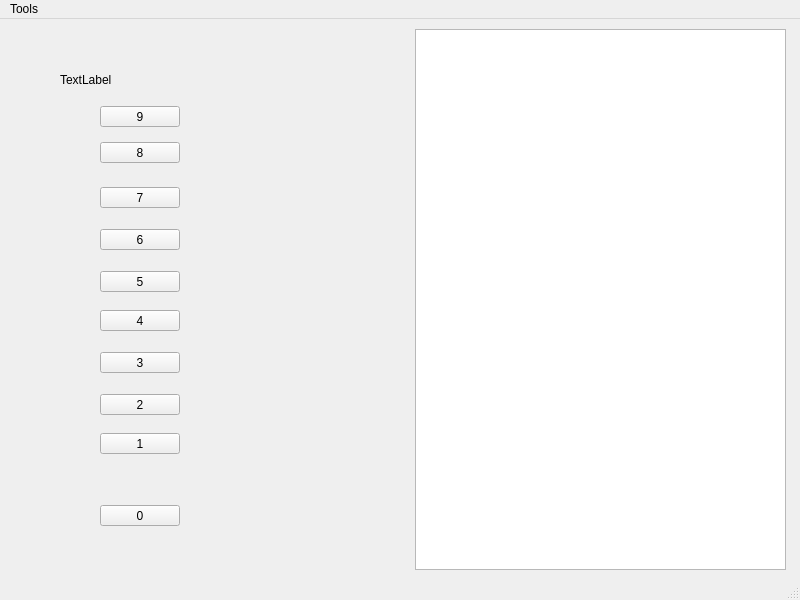
Old version of the form mainwindow.ui in the repository JMielbrecht-Class-Projects/Lab3_CSC3220_Dialer_JMielbrecht.
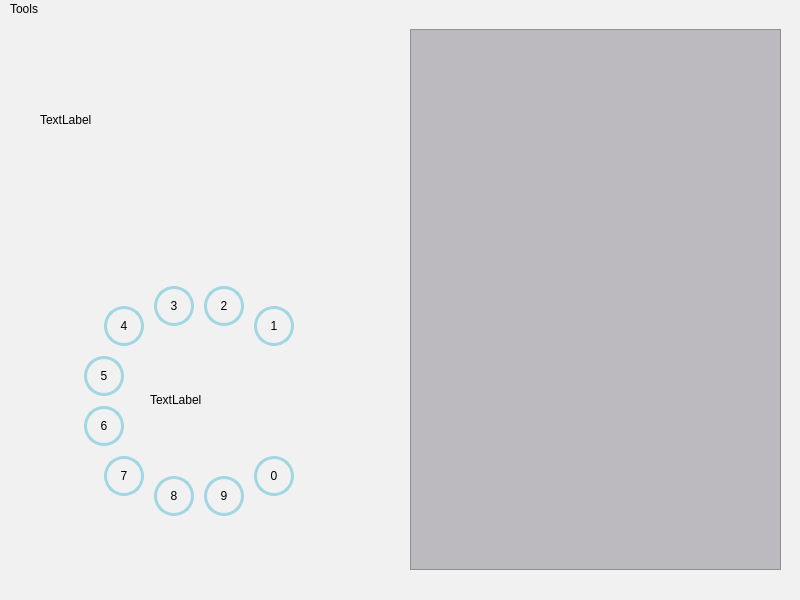
New version of the form.

The edit to the form file:
```diff
--- a/mainwindow.ui
+++ b/mainwindow.ui
@@ -13,11 +13,14 @@
   <property name="windowTitle">
    <string>MainWindow</string>
   </property>
+  <property name="styleSheet">
+   <string notr="true">background-color: rgb(241, 241, 242);</string>
+  </property>
   <widget class="QWidget" name="centralwidget">
    <widget class="QTableView" name="tableView">
     <property name="geometry">
      <rect>
-      <x>415</x>
+      <x>410</x>
       <y>10</y>
       <width>371</width>
       <height>541</height>
@@ -29,12 +32,15 @@
       <verstretch>0</verstretch>
      </sizepolicy>
     </property>
+    <property name="styleSheet">
+     <string notr="true">background-color: rgb(188, 186, 190);</string>
+    </property>
    </widget>
    <widget class="QLabel" name="label">
     <property name="geometry">
      <rect>
-      <x>60</x>
-      <y>40</y>
+      <x>40</x>
+      <y>80</y>
       <width>211</width>
       <height>41</height>
      </rect>
@@ -43,13 +49,13 @@
      <string>TextLabel</string>
     </property>
    </widget>
-   <widget class="QPushButton" name="zeroButton">
+   <widget class="QPushButton" name="fourButton">
     <property name="geometry">
      <rect>
-      <x>100</x>
-      <y>486</y>
-      <width>80</width>
-      <height>21</height>
+      <x>104</x>
+      <y>287</y>
+      <width>40</width>
+      <height>40</height>
      </rect>
     </property>
     <property name="sizePolicy">
@@ -59,63 +65,142 @@
      </sizepolicy>
     </property>
     <property name="styleSheet">
-     <string notr="true"/>
+     <string notr="true">QPushButton {
+  border-color: rgb(161, 214, 226);
+  border-width: 3px;        
+  border-style: solid;
+  border-radius: 20px;
+  margin:0px;
+  padding:0px;
+}</string>
+    </property>
+    <property name="text">
+     <string>4</string>
+    </property>
+   </widget>
+   <widget class="QPushButton" name="threeButton">
+    <property name="geometry">
+     <rect>
+      <x>154</x>
+      <y>267</y>
+      <width>40</width>
+      <height>40</height>
+     </rect>
+    </property>
+    <property name="sizePolicy">
+     <sizepolicy hsizetype="Expanding" vsizetype="Expanding">
+      <horstretch>25</horstretch>
+      <verstretch>100</verstretch>
+     </sizepolicy>
+    </property>
+    <property name="styleSheet">
+     <string notr="true">QPushButton {
+  border-color: rgb(161, 214, 226);
+  border-width: 3px;        
+  border-style: solid;
+  border-radius: 20px;
+  margin:0px;
+  padding:0px;
+}</string>
+    </property>
+    <property name="text">
+     <string>3</string>
+    </property>
+   </widget>
+   <widget class="QPushButton" name="fiveButton">
+    <property name="geometry">
+     <rect>
+      <x>84</x>
+      <y>337</y>
+      <width>40</width>
+      <height>40</height>
+     </rect>
+    </property>
+    <property name="sizePolicy">
+     <sizepolicy hsizetype="Expanding" vsizetype="Expanding">
+      <horstretch>25</horstretch>
+      <verstretch>100</verstretch>
+     </sizepolicy>
+    </property>
+    <property name="styleSheet">
+     <string notr="true">QPushButton {
+  border-color: rgb(161, 214, 226);
+  border-width: 3px;        
+  border-style: solid;
+  border-radius: 20px;
+  margin:0px;
+  padding:0px;
+}</string>
+    </property>
+    <property name="text">
+     <string>5</string>
+    </property>
+   </widget>
+   <widget class="QPushButton" name="oneButton">
+    <property name="geometry">
+     <rect>
+      <x>254</x>
+      <y>287</y>
+      <width>40</width>
+      <height>40</height>
+     </rect>
+    </property>
+    <property name="sizePolicy">
+     <sizepolicy hsizetype="Expanding" vsizetype="Expanding">
+      <horstretch>25</horstretch>
+      <verstretch>100</verstretch>
+     </sizepolicy>
+    </property>
+    <property name="styleSheet">
+     <string notr="true">QPushButton {
+  border-color: rgb(161, 214, 226);
+  border-width: 3px;        
+  border-style: solid;
+  border-radius: 20px;
+  margin:0px;
+  padding:0px;
+}</string>
+    </property>
+    <property name="text">
+     <string>1</string>
+    </property>
+   </widget>
+   <widget class="QPushButton" name="zeroButton_2">
+    <property name="geometry">
+     <rect>
+      <x>254</x>
+      <y>437</y>
+      <width>40</width>
+      <height>40</height>
+     </rect>
+    </property>
+    <property name="sizePolicy">
+     <sizepolicy hsizetype="Expanding" vsizetype="Expanding">
+      <horstretch>25</horstretch>
+      <verstretch>100</verstretch>
+     </sizepolicy>
+    </property>
+    <property name="styleSheet">
+     <string notr="true">QPushButton {
+  border-color: rgb(161, 214, 226);
+  border-width: 3px;        
+  border-style: solid;
+  border-radius: 20px;
+  margin:0px;
+  padding:0px;
+}</string>
     </property>
     <property name="text">
      <string>0</string>
     </property>
    </widget>
-   <widget class="QPushButton" name="nineButton">
-    <property name="geometry">
-     <rect>
-      <x>100</x>
-      <y>87</y>
-      <width>80</width>
-      <height>21</height>
-     </rect>
-    </property>
-    <property name="sizePolicy">
-     <sizepolicy hsizetype="Expanding" vsizetype="Expanding">
-      <horstretch>25</horstretch>
-      <verstretch>100</verstretch>
-     </sizepolicy>
-    </property>
-    <property name="styleSheet">
-     <string notr="true"/>
-    </property>
-    <property name="text">
-     <string>9</string>
-    </property>
-   </widget>
-   <widget class="QPushButton" name="eightButton">
-    <property name="geometry">
-     <rect>
-      <x>100</x>
-      <y>123</y>
-      <width>80</width>
-      <height>21</height>
-     </rect>
-    </property>
-    <property name="sizePolicy">
-     <sizepolicy hsizetype="Expanding" vsizetype="Expanding">
-      <horstretch>25</horstretch>
-      <verstretch>100</verstretch>
-     </sizepolicy>
-    </property>
-    <property name="styleSheet">
-     <string notr="true"/>
-    </property>
-    <property name="text">
-     <string>8</string>
-    </property>
-   </widget>
    <widget class="QPushButton" name="sevenButton">
     <property name="geometry">
      <rect>
-      <x>100</x>
-      <y>168</y>
-      <width>80</width>
-      <height>21</height>
+      <x>104</x>
+      <y>437</y>
+      <width>40</width>
+      <height>40</height>
      </rect>
     </property>
     <property name="sizePolicy">
@@ -125,7 +210,14 @@
      </sizepolicy>
     </property>
     <property name="styleSheet">
-     <string notr="true"/>
+     <string notr="true">QPushButton {
+  border-color: rgb(161, 214, 226);
+  border-width: 3px;        
+  border-style: solid;
+  border-radius: 20px;
+  margin:0px;
+  padding:0px;
+}</string>
     </property>
     <property name="text">
      <string>7</string>
@@ -134,10 +226,10 @@
    <widget class="QPushButton" name="sixButton">
     <property name="geometry">
      <rect>
-      <x>100</x>
-      <y>210</y>
-      <width>80</width>
-      <height>21</height>
+      <x>84</x>
+      <y>387</y>
+      <width>40</width>
+      <height>40</height>
      </rect>
     </property>
     <property name="sizePolicy">
@@ -147,19 +239,26 @@
      </sizepolicy>
     </property>
     <property name="styleSheet">
-     <string notr="true"/>
+     <string notr="true">QPushButton {
+  border-color: rgb(161, 214, 226);
+  border-width: 3px;        
+  border-style: solid;
+  border-radius: 20px;
+  margin:0px;
+  padding:0px;
+}</string>
     </property>
     <property name="text">
      <string>6</string>
     </property>
    </widget>
-   <widget class="QPushButton" name="fiveButton">
+   <widget class="QPushButton" name="nineButton">
     <property name="geometry">
      <rect>
-      <x>100</x>
-      <y>252</y>
-      <width>80</width>
-      <height>21</height>
+      <x>204</x>
+      <y>457</y>
+      <width>40</width>
+      <height>40</height>
      </rect>
     </property>
     <property name="sizePolicy">
@@ -169,19 +268,26 @@
      </sizepolicy>
     </property>
     <property name="styleSheet">
-     <string notr="true"/>
+     <string notr="true">QPushButton {
+  border-color: rgb(161, 214, 226);
+  border-width: 3px;        
+  border-style: solid;
+  border-radius: 20px;
+  margin:0px;
+  padding:0px;
+}</string>
     </property>
     <property name="text">
-     <string>5</string>
+     <string>9</string>
     </property>
    </widget>
-   <widget class="QPushButton" name="fourButton">
+   <widget class="QPushButton" name="eightButton">
     <property name="geometry">
      <rect>
-      <x>100</x>
-      <y>291</y>
-      <width>80</width>
-      <height>21</height>
+      <x>154</x>
+      <y>457</y>
+      <width>40</width>
+      <height>40</height>
      </rect>
     </property>
     <property name="sizePolicy">
@@ -191,41 +297,26 @@
      </sizepolicy>
     </property>
     <property name="styleSheet">
-     <string notr="true"/>
+     <string notr="true">QPushButton {
+  border-color: rgb(161, 214, 226);
+  border-width: 3px;        
+  border-style: solid;
+  border-radius: 20px;
+  margin:0px;
+  padding:0px;
+}</string>
     </property>
     <property name="text">
-     <string>4</string>
-    </property>
-   </widget>
-   <widget class="QPushButton" name="threeButton">
-    <property name="geometry">
-     <rect>
-      <x>100</x>
-      <y>333</y>
-      <width>80</width>
-      <height>21</height>
-     </rect>
-    </property>
-    <property name="sizePolicy">
-     <sizepolicy hsizetype="Expanding" vsizetype="Expanding">
-      <horstretch>25</horstretch>
-      <verstretch>100</verstretch>
-     </sizepolicy>
-    </property>
-    <property name="styleSheet">
-     <string notr="true"/>
-    </property>
-    <property name="text">
-     <string>3</string>
+     <string>8</string>
     </property>
    </widget>
    <widget class="QPushButton" name="twoButton">
     <property name="geometry">
      <rect>
-      <x>100</x>
-      <y>375</y>
-      <width>80</width>
-      <height>21</height>
+      <x>204</x>
+      <y>267</y>
+      <width>40</width>
+      <height>40</height>
      </rect>
     </property>
     <property name="sizePolicy">
@@ -235,32 +326,30 @@
      </sizepolicy>
     </property>
     <property name="styleSheet">
-     <string notr="true"/>
+     <string notr="true">QPushButton {
+  border-color: rgb(161, 214, 226);
+  border-width: 3px;        
+  border-style: solid;
+  border-radius: 20px;
+  margin:0px;
+  padding:0px;
+}</string>
     </property>
     <property name="text">
      <string>2</string>
     </property>
    </widget>
-   <widget class="QPushButton" name="oneButton">
+   <widget class="QLabel" name="phoneIcon">
     <property name="geometry">
      <rect>
-      <x>100</x>
-      <y>414</y>
-      <width>80</width>
-      <height>21</height>
+      <x>150</x>
+      <y>320</y>
+      <width>101</width>
+      <height>121</height>
      </rect>
     </property>
-    <property name="sizePolicy">
-     <sizepolicy hsizetype="Expanding" vsizetype="Expanding">
-      <horstretch>25</horstretch>
-      <verstretch>100</verstretch>
-     </sizepolicy>
-    </property>
-    <property name="styleSheet">
-     <string notr="true"/>
-    </property>
     <property name="text">
-     <string>1</string>
+     <string>TextLabel</string>
     </property>
    </widget>
   </widget>
@@ -270,7 +359,7 @@
      <x>0</x>
      <y>0</y>
      <width>800</width>
-     <height>20</height>
+     <height>21</height>
     </rect>
    </property>
    <widget class="QMenu" name="menuTools">
```
